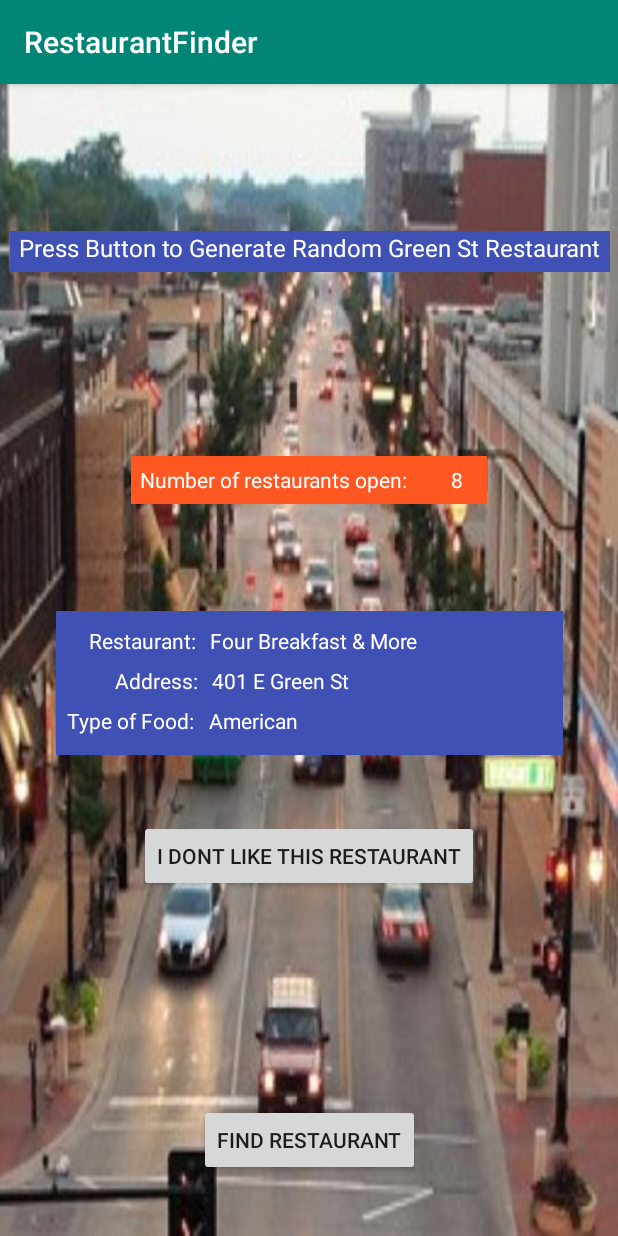
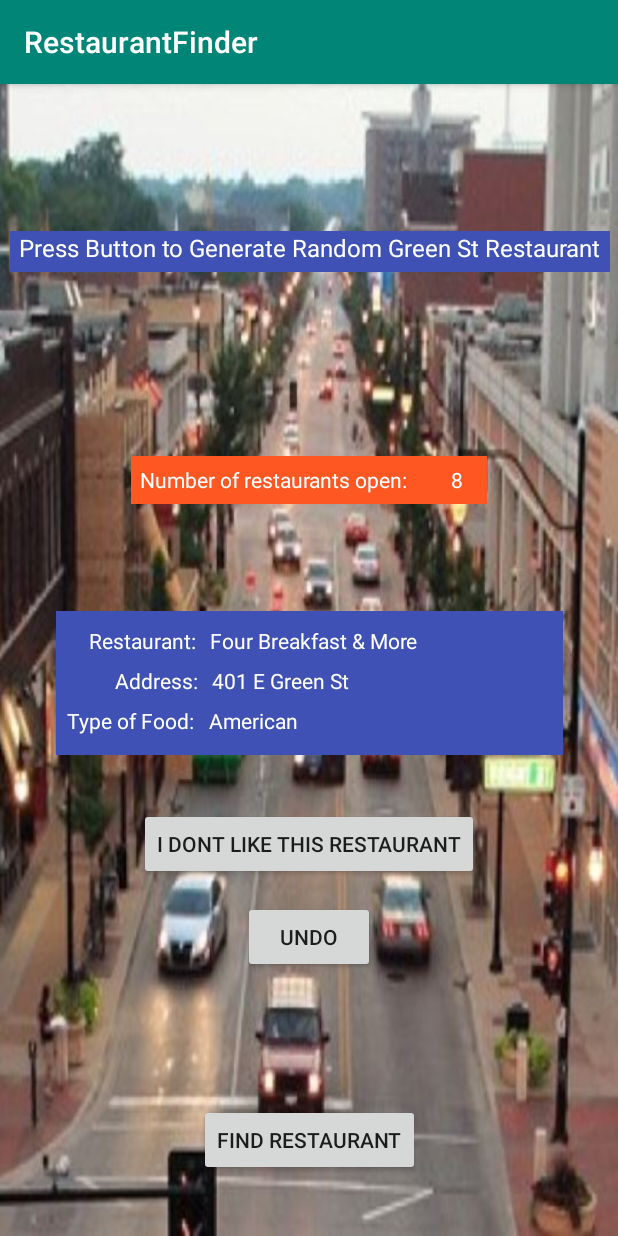
Before and after one commit to pcm3/RestaurantFinder, an Android app: the screen it shows after launch (MainActivity), after a tap on "I DONT LIKE THIS RESTAURANT", on a phone screen of 412 x 824 dp. Run offline under Robolectric (Android 15) with nearby library versions, the phone set to English and light mode, and no system bars; libraries missing offline, so code that uses them is left out: androidx.constraintlayout.solver; 1 other tap on this screen came first.

Commit message:
Added undo method and button for when removing unliked restaurants

```diff
--- a/app/src/main/java/com/example/restaurantfinder/MainActivity.java
+++ b/app/src/main/java/com/example/restaurantfinder/MainActivity.java
@@ -32,6 +32,7 @@ public class MainActivity extends AppCompatActivity {
         setContentView(R.layout.activity_main);
         final Button b = findViewById(R.id.search_button);
         final Button u = findViewById(R.id.unlikeButton);
+        final Button undo = findViewById(R.id.undoButton);
 
         handler.post(new Runnable() {
             @Override
@@ -75,6 +76,15 @@ public class MainActivity extends AppCompatActivity {
             @Override
             public void onClick(View v) {
                 restaurants.newUnlikedRestaurant((checkRestautant));
+                undo.setVisibility(View.VISIBLE);
+            }
+        });
+
+        undo.setOnClickListener(new View.OnClickListener() {
+            @Override
+            public void onClick(View v) {
+                restaurants.undoDislike(checkRestautant);
+                undo.setVisibility(View.INVISIBLE);
             }
         });
 
@@ -94,6 +104,7 @@ public class MainActivity extends AppCompatActivity {
                 TextView restaurantNameId = findViewById(R.id.restaurant_id);
                 TextView typeOfFood = findViewById(R.id.type_of_food);
                 TextView typeOfFoodId = findViewById(R.id.type_of_food_id);
+                undo.setVisibility(View.INVISIBLE);
                 u.setVisibility(View.VISIBLE);
                 main.setVisibility(View.VISIBLE);
                 restaurantName.setVisibility(View.VISIBLE);
--- a/app/src/main/java/com/example/restaurantfinder/logic/UIUCRestaurants.java
+++ b/app/src/main/java/com/example/restaurantfinder/logic/UIUCRestaurants.java
@@ -188,4 +188,12 @@ public class UIUCRestaurants {
         return false;
     }
 
+    public void undoDislike(Restaurant r) {
+        for (int i = (unlikedRestaurants.size() - 1); i >= 0; i--) {
+            if (r.rEquals(unlikedRestaurants.get(i))) {
+                unlikedRestaurants.remove(i);
+            }
+        }
+    }
+
 }
--- a/app/src/main/res/layout/activity_main.xml
+++ b/app/src/main/res/layout/activity_main.xml
@@ -206,7 +206,7 @@
         android:layout_height="wrap_content"
         android:layout_marginStart="161dp"
         android:layout_marginLeft="161dp"
-        android:layout_marginTop="43dp"
+        android:layout_marginTop="35dp"
         android:layout_marginEnd="162dp"
         android:layout_marginRight="162dp"
         android:text="@string/dont_like"
@@ -215,4 +215,19 @@
         app:layout_constraintStart_toStartOf="parent"
         app:layout_constraintTop_toBottomOf="@+id/mainConstraint" />
 
+    <Button
+        android:id="@+id/undoButton"
+        android:layout_width="wrap_content"
+        android:layout_height="wrap_content"
+        android:layout_marginStart="161dp"
+        android:layout_marginLeft="161dp"
+        android:layout_marginTop="14dp"
+        android:layout_marginEnd="162dp"
+        android:layout_marginRight="162dp"
+        android:text="@string/undo"
+        android:visibility="invisible"
+        app:layout_constraintEnd_toEndOf="parent"
+        app:layout_constraintStart_toStartOf="parent"
+        app:layout_constraintTop_toBottomOf="@+id/unlikeButton" />
+
 </androidx.constraintlayout.widget.ConstraintLayout>
--- a/app/src/main/res/values/strings.xml
+++ b/app/src/main/res/values/strings.xml
@@ -7,5 +7,5 @@
     <string name="restaurant_address">Address: </string>
     <string name="type_of_food">Type of Food: </string>
     <string name="dont_like">I dont like this restaurant</string>
-
+    <string name="undo">UNDO</string>
 </resources>
```
